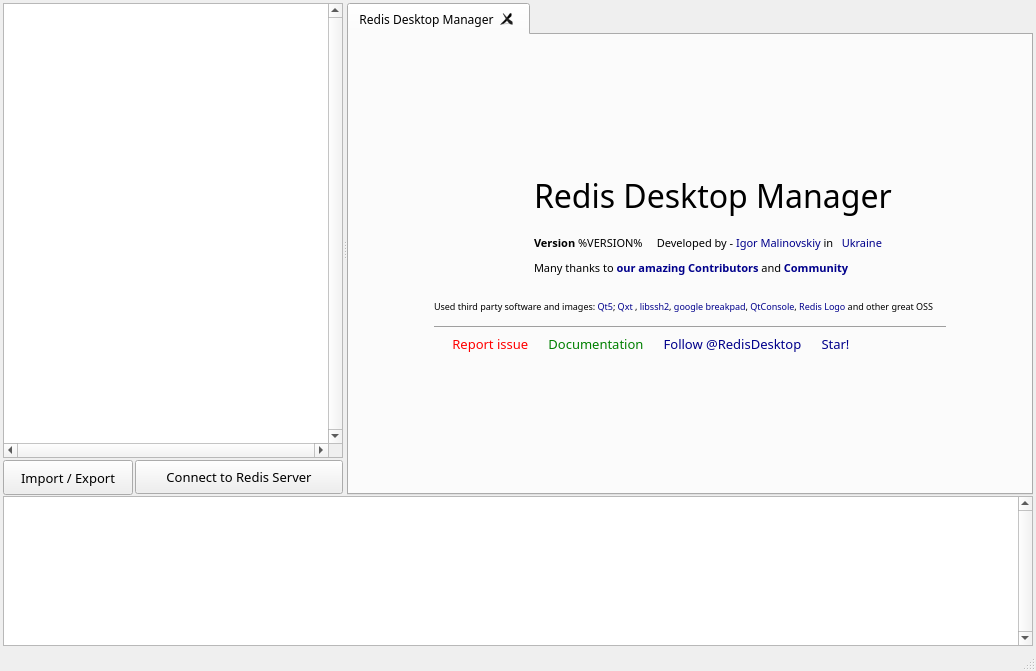
Old version of the form src/app/forms/main.ui in the repository RedisInsight/RedisDesktopManager.
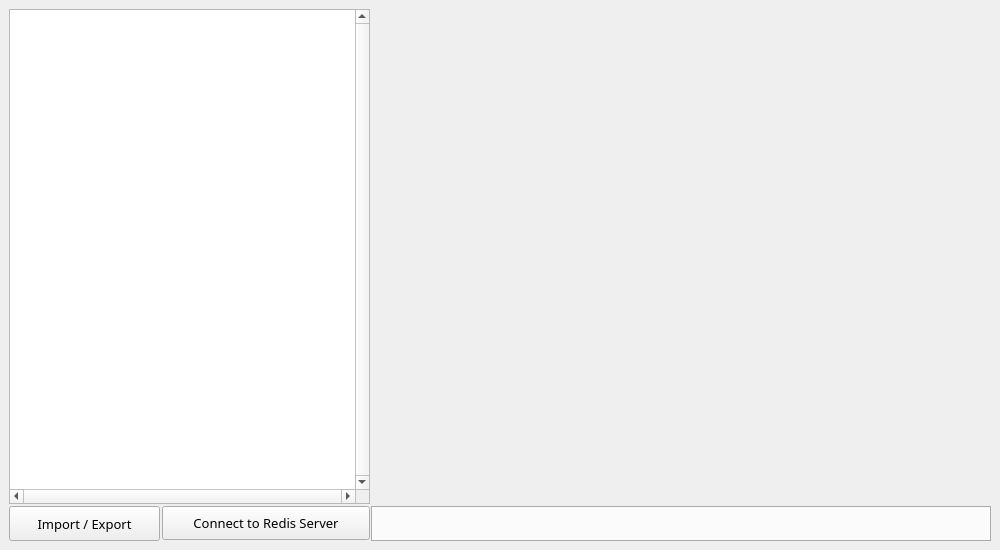
New version of the form. Icons and pictures are not drawn. Custom widgets are drawn as their Qt base class.

Patch:
```diff
--- a/src/app/forms/main.ui
+++ b/src/app/forms/main.ui
@@ -7,8 +7,8 @@
    <rect>
     <x>0</x>
     <y>0</y>
-    <width>1036</width>
-    <height>671</height>
+    <width>1000</width>
+    <height>550</height>
    </rect>
   </property>
   <property name="sizePolicy">
@@ -19,7 +19,7 @@
   </property>
   <property name="minimumSize">
    <size>
-    <width>920</width>
+    <width>1000</width>
     <height>550</height>
    </size>
   </property>
@@ -58,58 +58,30 @@
    <property name="layoutDirection">
     <enum>Qt::LeftToRight</enum>
    </property>
-   <layout class="QGridLayout" name="gridLayout_3">
-    <property name="leftMargin">
-     <number>3</number>
-    </property>
-    <property name="topMargin">
-     <number>3</number>
-    </property>
-    <property name="rightMargin">
-     <number>3</number>
-    </property>
-    <property name="bottomMargin">
-     <number>3</number>
-    </property>
-    <property name="spacing">
-     <number>3</number>
-    </property>
-    <item row="0" column="0">
+   <layout class="QHBoxLayout" name="horizontalLayout_3">
+    <item>
      <widget class="QSplitter" name="splitter_2">
-      <property name="lineWidth">
-       <number>0</number>
-      </property>
       <property name="orientation">
-       <enum>Qt::Vertical</enum>
+       <enum>Qt::Horizontal</enum>
       </property>
       <property name="handleWidth">
        <number>1</number>
-      </property>
-      <widget class="QSplitter" name="splitter">
-       <property name="sizePolicy">
-        <sizepolicy hsizetype="Expanding" vsizetype="Expanding">
-         <horstretch>0</horstretch>
-         <verstretch>0</verstretch>
-        </sizepolicy>
-       </property>
-       <property name="orientation">
-        <enum>Qt::Horizontal</enum>
-       </property>
-       <property name="opaqueResize">
-        <bool>true</bool>
        </property>
        <property name="childrenCollapsible">
         <bool>false</bool>
        </property>
        <widget class="QWidget" name="layoutWidget">
-        <layout class="QVBoxLayout" name="verticalLayout">
+       <layout class="QVBoxLayout" name="connectionsTreeLayout">
          <property name="spacing">
           <number>2</number>
          </property>
+        <property name="sizeConstraint">
+         <enum>QLayout::SetMinimumSize</enum>
+        </property>
          <item>
           <widget class="ConnectionsTree::TreeView" name="serversTreeView">
            <property name="sizePolicy">
-            <sizepolicy hsizetype="Expanding" vsizetype="Expanding">
+           <sizepolicy hsizetype="MinimumExpanding" vsizetype="Expanding">
              <horstretch>0</horstretch>
              <verstretch>0</verstretch>
             </sizepolicy>
@@ -122,7 +94,7 @@
            </property>
            <property name="maximumSize">
             <size>
-             <width>8000</width>
+            <width>800</width>
              <height>16777215</height>
             </size>
            </property>
@@ -193,7 +165,7 @@
               <string>Import / Export</string>
              </property>
              <property name="icon">
-              <iconset resource="../resources/rdm.qrc">
+             <iconset resource="../../resources/rdm.qrc">
                <normaloff>:/images/menu.png</normaloff>:/images/menu.png</iconset>
              </property>
              <property name="popupMode">
@@ -251,7 +223,7 @@
               <string>Connect to Redis Server</string>
              </property>
              <property name="icon">
-              <iconset resource="../resources/rdm.qrc">
+             <iconset resource="../../resources/rdm.qrc">
                <normaloff>:/images/add.png</normaloff>:/images/add.png</iconset>
              </property>
              <property name="toolButtonStyle">
@@ -263,9 +235,51 @@
          </item>
         </layout>
        </widget>
-       <widget class="MainTabsWidget" name="tabWidget">
+      <widget class="QSplitter" name="splitter">
         <property name="sizePolicy">
          <sizepolicy hsizetype="Expanding" vsizetype="Expanding">
+         <horstretch>0</horstretch>
+         <verstretch>0</verstretch>
+        </sizepolicy>
+       </property>
+       <property name="minimumSize">
+        <size>
+         <width>620</width>
+         <height>0</height>
+        </size>
+       </property>
+       <property name="orientation">
+        <enum>Qt::Vertical</enum>
+       </property>
+       <property name="handleWidth">
+        <number>1</number>
+       </property>
+       <property name="childrenCollapsible">
+        <bool>false</bool>
+       </property>
+       <widget class="QWidget" name="qmlParent" native="true">
+        <property name="sizePolicy">
+         <sizepolicy hsizetype="Expanding" vsizetype="Expanding">
+          <horstretch>0</horstretch>
+          <verstretch>0</verstretch>
+         </sizepolicy>
+        </property>
+        <property name="minimumSize">
+         <size>
+          <width>0</width>
+          <height>400</height>
+         </size>
+        </property>
+        <property name="baseSize">
+         <size>
+          <width>300</width>
+          <height>35</height>
+         </size>
+        </property>
+       </widget>
+       <widget class="ConsoleTabs" name="tabWidget">
+        <property name="sizePolicy">
+         <sizepolicy hsizetype="Expanding" vsizetype="MinimumExpanding">
           <horstretch>1</horstretch>
           <verstretch>0</verstretch>
          </sizepolicy>
@@ -273,7 +287,13 @@
         <property name="minimumSize">
          <size>
           <width>580</width>
-          <height>0</height>
+          <height>35</height>
+         </size>
+        </property>
+        <property name="baseSize">
+         <size>
+          <width>0</width>
+          <height>50</height>
          </size>
         </property>
         <property name="autoFillBackground">
@@ -283,13 +303,13 @@
          <string notr="true"/>
         </property>
         <property name="tabPosition">
-         <enum>QTabWidget::North</enum>
+         <enum>QTabWidget::South</enum>
         </property>
         <property name="tabShape">
          <enum>QTabWidget::Rounded</enum>
         </property>
         <property name="currentIndex">
-         <number>0</number>
+         <number>-1</number>
         </property>
         <property name="elideMode">
          <enum>Qt::ElideNone</enum>
@@ -306,211 +326,12 @@
         <property name="movable">
          <bool>true</bool>
         </property>
-        <widget class="BaseTab" name="rdmTab">
-         <property name="sizePolicy">
-          <sizepolicy hsizetype="Expanding" vsizetype="Expanding">
-           <horstretch>2</horstretch>
-           <verstretch>2</verstretch>
-          </sizepolicy>
-         </property>
-         <property name="maximumSize">
-          <size>
-           <width>50000</width>
-           <height>16777215</height>
-          </size>
-         </property>
-         <attribute name="icon">
-          <iconset resource="../resources/rdm.qrc">
-           <normaloff>:/images/redisIcon.png</normaloff>:/images/redisIcon.png</iconset>
-         </attribute>
-         <attribute name="title">
-          <string>Redis Desktop Manager</string>
-         </attribute>
-         <layout class="QGridLayout" name="gridLayout">
-          <property name="sizeConstraint">
-           <enum>QLayout::SetNoConstraint</enum>
-          </property>
-          <item row="0" column="0">
-           <widget class="QWidget" name="applicationIntroWidget" native="true">
-            <property name="sizePolicy">
-             <sizepolicy hsizetype="Fixed" vsizetype="Fixed">
-              <horstretch>0</horstretch>
-              <verstretch>0</verstretch>
-             </sizepolicy>
-            </property>
-            <property name="minimumSize">
-             <size>
-              <width>570</width>
-              <height>255</height>
-             </size>
-            </property>
-            <layout class="QHBoxLayout" name="horizontalLayout_2">
-             <item>
-              <spacer name="horizontalSpacer">
-               <property name="orientation">
-                <enum>Qt::Horizontal</enum>
-               </property>
-               <property name="sizeType">
-                <enum>QSizePolicy::Minimum</enum>
-               </property>
-               <property name="sizeHint" stdset="0">
-                <size>
-                 <width>20</width>
-                 <height>20</height>
-                </size>
-               </property>
-              </spacer>
-             </item>
-             <item>
-              <widget class="QLabel" name="applicationInfoLabel">
-               <property name="sizePolicy">
-                <sizepolicy hsizetype="Expanding" vsizetype="Fixed">
-                 <horstretch>0</horstretch>
-                 <verstretch>0</verstretch>
-                </sizepolicy>
-               </property>
-               <property name="minimumSize">
-                <size>
-                 <width>0</width>
-                 <height>190</height>
-                </size>
-               </property>
-               <property name="maximumSize">
-                <size>
-                 <width>16777215</width>
-                 <height>190</height>
-                </size>
-               </property>
-               <property name="baseSize">
-                <size>
-                 <width>0</width>
-                 <height>190</height>
-                </size>
-               </property>
-               <property name="layoutDirection">
-                <enum>Qt::LeftToRight</enum>
-               </property>
-               <property name="autoFillBackground">
-                <bool>false</bool>
-               </property>
-               <property name="frameShape">
-                <enum>QFrame::NoFrame</enum>
-               </property>
-               <property name="text">
-                <string>&lt;html&gt;&lt;head/&gt;
-
-&lt;style&gt;a {color: darkblue; text-decoration: none}&lt;/style&gt;
-&lt;body style=&quot;width:100%;&quot;&gt;&lt;div style=&quot;font-size:20pt; padding-top:10px;&quot;&gt;&lt;img style=&quot;float:left;&quot; src=&quot;:/images/logo.png&quot;/&gt;&lt;div style=&quot; font-size:24pt; margin-left: 100px; margin-top:2px; display: inline-block; padding-left:50px;&quot;&gt;Redis Desktop Manager&lt;/div&gt;&lt;div style=&quot;margin-left: 100px; display: inline-block; padding-left:53px; font-size: 11px; line-height: 21px&quot;&gt;&lt;b&gt;Version&lt;/b&gt; %VERSION% &amp;nbsp;&amp;nbsp;&amp;nbsp; Developed by - &lt;a href=&quot;http://careers.stackoverflow.com/IgorMalinovskiy&quot;&gt;Igor Malinovskiy&lt;/a&gt; in &lt;a href=&quot;http://en.wikipedia.org/wiki/Ukraine&quot;&gt;&amp;nbsp;&lt;img src=&quot;:/images/ua.png&quot; /&gt;&amp;nbsp;Ukraine&lt;/a&gt;&lt;/div&gt;
-
-&lt;div style=&quot;font-size: 11px; margin: 5px 0 0 100px;&quot;&gt;Many thanks to &lt;b&gt;&lt;a href=&quot;http://redisdesktop.com/#contributors&quot;&gt;our amazing Contributors&lt;/a&gt;&lt;/b&gt; and &lt;b&gt;&lt;a href=&quot;http://redisdesktop.com/community&quot;&gt;Community&lt;/a&gt;&lt;/b&gt;
-&lt;/div&gt;
-
-&lt;div style=&quot;font-size: 9px; margin-top: 5px; &quot;&gt;Used third party software and images:&lt;a href=&quot;http://qt-project.org/&quot;&gt; Qt5&lt;/a&gt;; &lt;a href=&quot;http://libqxt.org/&quot;&gt;Qxt&lt;/a&gt; , &lt;a href=&quot;http://www.libssh2.org&quot;&gt;libssh2&lt;/a&gt;, &lt;a href=&quot;http://code.google.com/p/google-breakpad/&quot;&gt;google breakpad&lt;/a&gt;, &lt;a href=&quot;https://github.com/uglide/QtConsole&quot;&gt;QtConsole&lt;/a&gt;, &lt;a href=&quot;http://www.carlosprioglio.com/&quot;&gt;Redis Logo&lt;/a&gt; and other great OSS&lt;/div&gt;
-
-
-&lt;/div&gt;&lt;div style=&quot;clear: both;&quot;&gt;
-&lt;hr style=&quot;border-top: 1px solid darkgrey; height: 5px; width: 100%;&quot; /&gt;
-&lt;div  style=&quot; margin-left: 15px; vertical-align: bottom; font-size: 13px;&quot;&gt;
-&lt;a style=&quot; color: red;&quot; href=&quot;https://github.com/uglide/RedisDesktopManager/issues&quot;&gt;&lt;img  src=&quot;:/images/alert.png&quot; /&gt;&amp;nbsp;Report issue&lt;/a&gt;&amp;nbsp;&amp;nbsp;&amp;nbsp;&amp;nbsp;
-&lt;a style=&quot;color: green; &quot; href=&quot;https://github.com/uglide/RedisDesktopManager/wiki&quot;&gt;&lt;img  src=&quot;:/images/help.png&quot; /&gt;&amp;nbsp;Documentation&lt;/a&gt;
-&amp;nbsp;&amp;nbsp;&amp;nbsp;&amp;nbsp;&lt;a style=&quot;font-size: 13px; &quot; href=&quot;https://twitter.com/RedisDesktop&quot;&gt;&lt;img  src=&quot;:/images/twi.png&quot; /&gt;&amp;nbsp;Follow @RedisDesktop&lt;/a&gt;
-&amp;nbsp;&amp;nbsp;&amp;nbsp;&amp;nbsp;&lt;a style=&quot;font-size: 13px; &quot; href=&quot;https://github.com/uglide/RedisDesktopManager/stargazers&quot;&gt;&lt;img  src=&quot;:/images/github.png&quot; /&gt;&amp;nbsp;Star!&lt;/a&gt;
-&lt;/div&gt;
-&lt;/div&gt;
-&lt;/body&gt;&lt;/html&gt; </string>
-               </property>
-               <property name="textFormat">
-                <enum>Qt::RichText</enum>
-               </property>
-               <property name="scaledContents">
-                <bool>false</bool>
-               </property>
-               <property name="alignment">
-                <set>Qt::AlignJustify|Qt::AlignVCenter</set>
-               </property>
-               <property name="openExternalLinks">
-                <bool>true</bool>
-               </property>
-              </widget>
-             </item>
-             <item>
-              <spacer name="horizontalSpacer_2">
-               <property name="orientation">
-                <enum>Qt::Horizontal</enum>
-               </property>
-               <property name="sizeType">
-                <enum>QSizePolicy::Minimum</enum>
-               </property>
-               <property name="sizeHint" stdset="0">
-                <size>
-                 <width>20</width>
-                 <height>20</height>
-                </size>
-               </property>
-              </spacer>
-             </item>
-            </layout>
-           </widget>
-          </item>
-         </layout>
-        </widget>
-       </widget>
-      </widget>
-      <widget class="QPlainTextEdit" name="systemConsole">
-       <property name="sizePolicy">
-        <sizepolicy hsizetype="Preferred" vsizetype="Fixed">
-         <horstretch>0</horstretch>
-         <verstretch>0</verstretch>
-        </sizepolicy>
-       </property>
-       <property name="minimumSize">
-        <size>
-         <width>0</width>
-         <height>100</height>
-        </size>
-       </property>
-       <property name="maximumSize">
-        <size>
-         <width>16777215</width>
-         <height>150</height>
-        </size>
-       </property>
-       <property name="sizeIncrement">
-        <size>
-         <width>0</width>
-         <height>0</height>
-        </size>
-       </property>
-       <property name="baseSize">
-        <size>
-         <width>0</width>
-         <height>150</height>
-        </size>
-       </property>
-       <property name="acceptDrops">
-        <bool>false</bool>
-       </property>
-       <property name="verticalScrollBarPolicy">
-        <enum>Qt::ScrollBarAlwaysOn</enum>
-       </property>
-       <property name="documentTitle">
-        <string>System console</string>
-       </property>
-       <property name="readOnly">
-        <bool>true</bool>
-       </property>
-       <property name="textInteractionFlags">
-        <set>Qt::LinksAccessibleByMouse|Qt::TextSelectableByMouse</set>
-       </property>
-       <property name="maximumBlockCount">
-        <number>100000</number>
-       </property>
-      </widget>
-     </widget>
+       </widget>
+      </widget>
+     </widget>
     </item>
    </layout>
   </widget>
-  <widget class="QStatusBar" name="statusBar"/>
  </widget>
  <customwidgets>
   <customwidget>
@@ -519,15 +340,9 @@
    <header>connections-tree/treeview.h</header>
   </customwidget>
   <customwidget>
-   <class>MainTabsWidget</class>
+   <class>ConsoleTabs</class>
    <extends>QTabWidget</extends>
-   <header>app/widgets/maintabswidget.h</header>
-   <container>1</container>
-  </customwidget>
-  <customwidget>
-   <class>BaseTab</class>
-   <extends>QWidget</extends>
-   <header>basetab.h</header>
+   <header>app/widgets/consoletabs.h</header>
    <container>1</container>
   </customwidget>
  </customwidgets>
```
Lines whose indentation alone changed are shown as unchanged.
